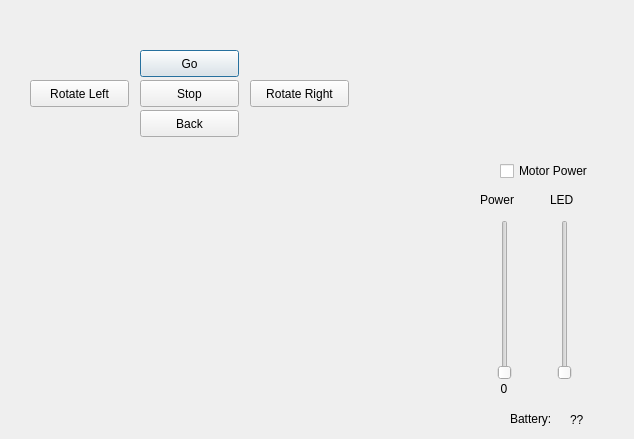
Old version of the form qt.ui in the repository embedCreativity/PalmettoGUI.
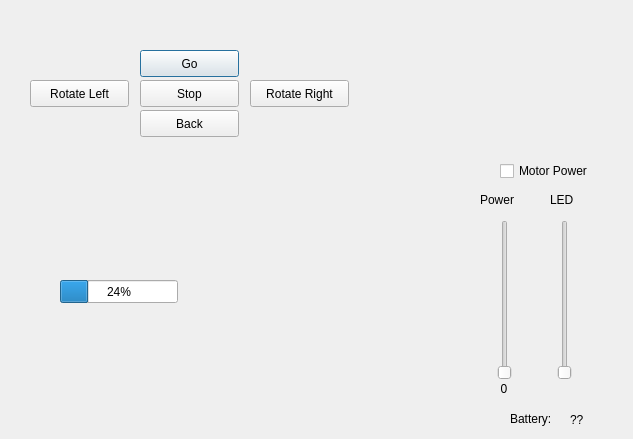
New version of the form.

Commit message: heartbeat created using QtThread

Patch:
```diff
--- a/qt.ui
+++ b/qt.ui
@@ -6,7 +6,7 @@
    <rect>
     <x>0</x>
     <y>0</y>
-    <width>634</width>
+    <width>633</width>
     <height>439</height>
    </rect>
   </property>
@@ -191,6 +191,19 @@
     <string>Motor Power</string>
    </property>
   </widget>
+  <widget class="QProgressBar" name="progressBar">
+   <property name="geometry">
+    <rect>
+     <x>60</x>
+     <y>280</y>
+     <width>118</width>
+     <height>23</height>
+    </rect>
+   </property>
+   <property name="value">
+    <number>24</number>
+   </property>
+  </widget>
  </widget>
  <resources/>
  <connections/>
```
Left out of the diff: 2 changed lines with no effect on the pictures. The commit also changes 2 other files.
